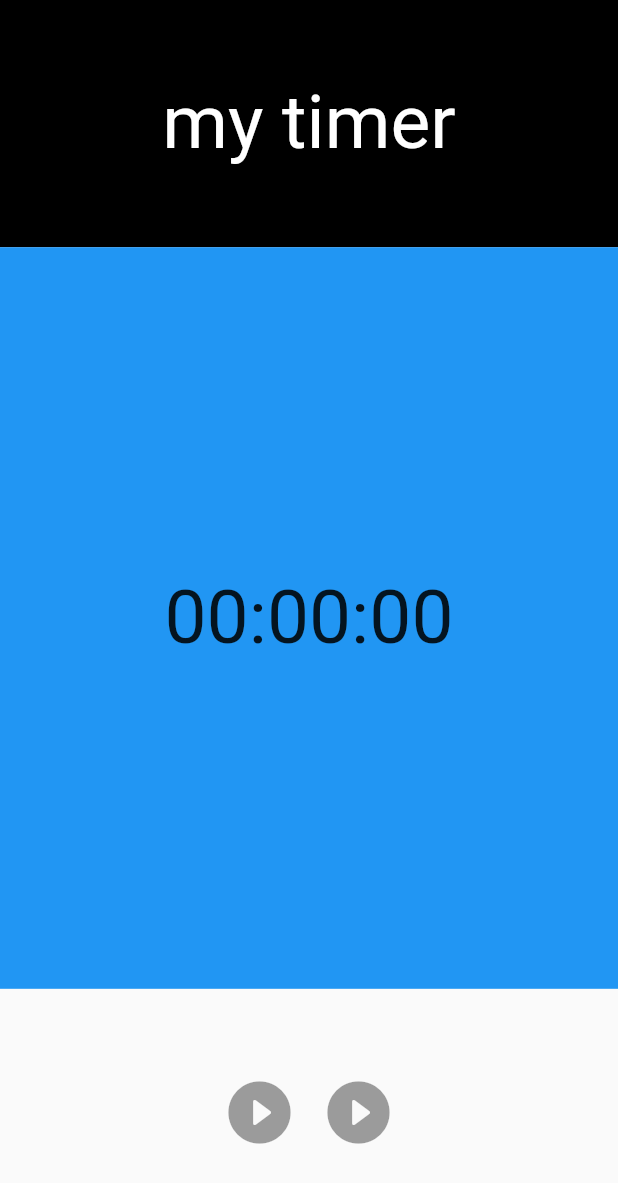
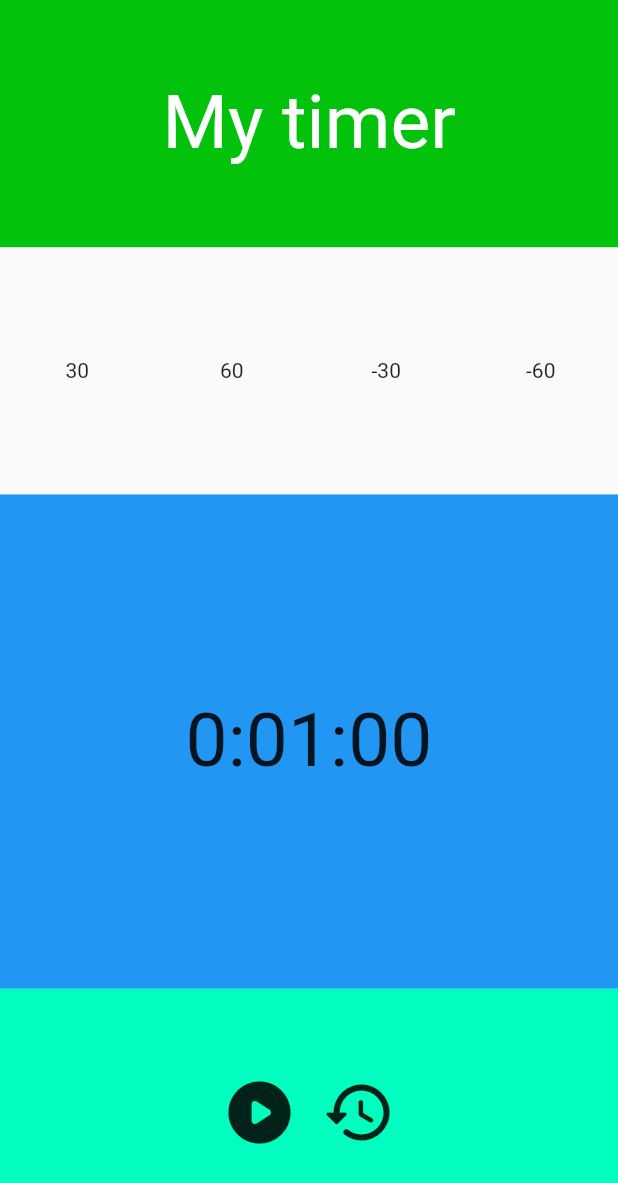
Before and after one commit to jinho-22/flutter_application_timer, a Flutter app: the screen it shows after launch, on a phone screen of 412 x 824 dp. Shown: the top 1183 px of the screen. Run offline on Flutter 3.47's test engine with Material 2 defaults, Android fonts, the phone set to English and light mode, and no system bars.

```diff
--- a/lib/main.dart
+++ b/lib/main.dart
@@ -1,64 +1,164 @@
+import 'dart:async';
+
 import 'package:flutter/material.dart';
 
 void main() {
   runApp(const MyApp());
 }
 
-class MyApp extends StatelessWidget {
+class MyApp extends StatefulWidget {
   const MyApp({super.key});
 
   @override
+  State<MyApp> createState() => _MyAppState();
+}
+
+class _MyAppState extends State<MyApp> {
+  // int totalTime = 60;
+  int times = 60;
+  late Timer timer;
+  String timeView = '0:00:00';
+  bool isRunning = false;
+
+  void timeStart() {
+    if (isRunning) {
+      timeStop();
+      setState(() {
+        isRunning = !isRunning;
+      });
+    } else {
+      setState(() {
+        isRunning = !isRunning;
+      });
+      timer = Timer.periodic(const Duration(seconds: 1), (timer) {
+        setState(() {
+          timeView = Duration(seconds: times).toString().split('.').first;
+          if (times <= 0) {
+            timeStop();
+          }
+          times--;
+        });
+      });
+    }
+  }
+
+  void timeStop() {
+    timer.cancel();
+  }
+
+  void timeReset() {
+    setState(() {
+      timeStop();
+      // times = totalTime;
+      times = 60;
+      isRunning = false;
+      timeView = Duration(seconds: times).toString().split(".").first;
+    });
+  }
+
+  void addTime(int sec) {
+    times += sec;
+    times = times < 0 ? 0 : times;
+    setState(() {
+      timeView = Duration(seconds: times).toString().split(".").first;
+    });
+  }
+
+  @override
   Widget build(BuildContext context) {
+    // times = totalTime;
+    timeView = Duration(seconds: times).toString().split('.').first;
     return MaterialApp(
       home: Scaffold(
-        body: Column(
-          children: [
+        body: Column(children: [
           Flexible(
               flex: 1,
               child: Container(
                 width: double.infinity,
                 height: double.infinity,
-                  color: Colors.black,
+                color: const Color.fromARGB(255, 3, 194, 12),
                 child: const Center(
                   child: Text(
-                      'my timer',
+                    'My timer',
                     style: TextStyle(color: Colors.white, fontSize: 50),
                   ),
                 ),
               )),
           Flexible(
-                flex: 3,
+              flex: 1,
+              child: SizedBox(
+                width: double.infinity,
+                height: double.infinity,
+                child: Row(
+                  mainAxisAlignment: MainAxisAlignment.spaceAround,
+                  children: [
+                    tiemButton(
+                        sec: 30, color: const Color.fromARGB(0, 255, 0, 0)),
+                    tiemButton(
+                        sec: 60, color: const Color.fromARGB(0, 255, 136, 0)),
+                    tiemButton(sec: -30, color: Colors.transparent),
+                    tiemButton(sec: -60, color: Colors.transparent),
+                  ],
+                ),
+              )),
+          Flexible(
+              flex: 2,
               child: Container(
                 width: double.infinity,
                 height: double.infinity,
                 color: Colors.blue,
-                  child: const Center(
+                child: Center(
                   child: Text(
-                      '00:00:00',
-                      style: TextStyle(fontSize: 50),
+                    timeView,
+                    style: const TextStyle(fontSize: 50),
                   ),
                 ),
               )),
           Flexible(
               flex: 1,
+              child: Container(
+                width: double.infinity,
+                height: double.infinity,
+                color: const Color.fromARGB(255, 0, 255, 191),
                 child: Center(
                   child: Row(
                     mainAxisAlignment: MainAxisAlignment.center,
-                children: const [
+                    children: [
+                      if (isRunning)
                         IconButton(
+                          onPressed: timeStart,
+                          icon: const Icon(Icons.pause_circle_rounded),
                           iconSize: 50,
-                      onPressed: null,
-                      icon: Icon(Icons.play_circle_fill_rounded)),
+                        )
+                      else
                         IconButton(
+                          onPressed: timeStart,
+                          icon: const Icon(Icons.play_circle_rounded),
                           iconSize: 50,
-                      onPressed: null,
-                      icon: Icon(Icons.play_circle_fill_rounded)),
-                ],
-              )),
+                        ),
+                      IconButton(
+                        onPressed: timeReset,
+                        icon: const Icon(Icons.restore_rounded),
+                        iconSize: 50,
                       )
                     ],
                   ),
                 ),
+              )),
+        ]),
+      ),
+    );
+  }
+
+  GestureDetector tiemButton({required int sec, required Color color}) {
+    return GestureDetector(
+      onTap: () => addTime(sec),
+      child: Container(
+        width: 100,
+        height: 100,
+        decoration: BoxDecoration(shape: BoxShape.circle, color: color),
+        child: Center(child: Text('$sec')),
+      ),
     );
   }
 }
```
Lines whose indentation alone changed are shown as unchanged.
